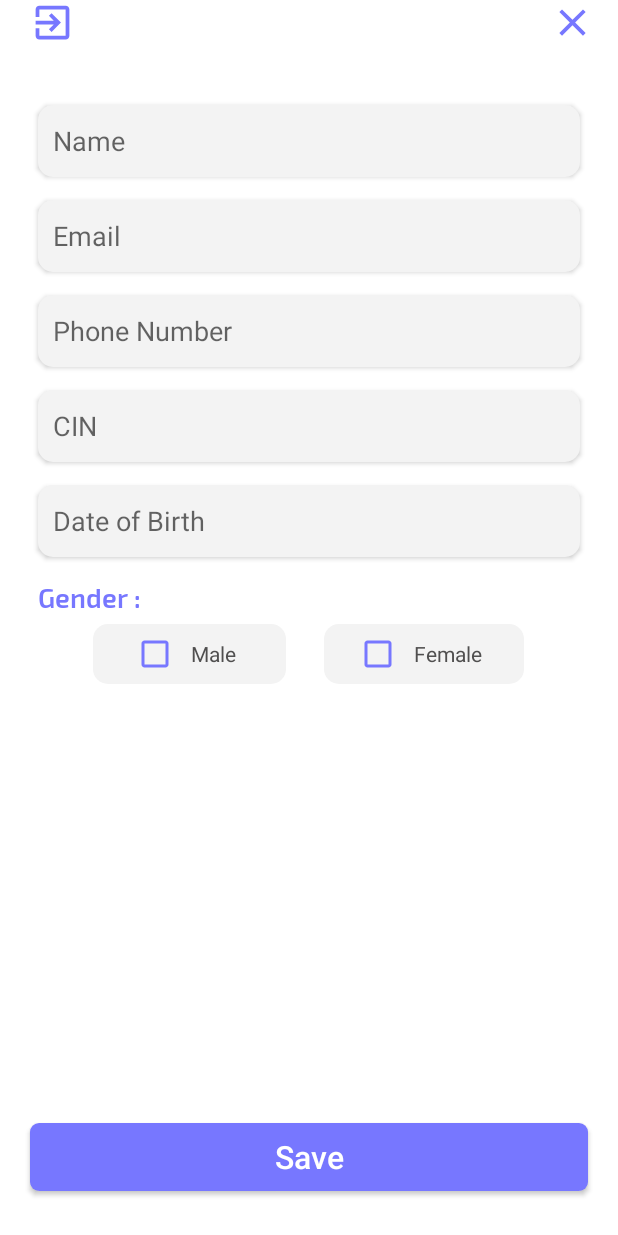
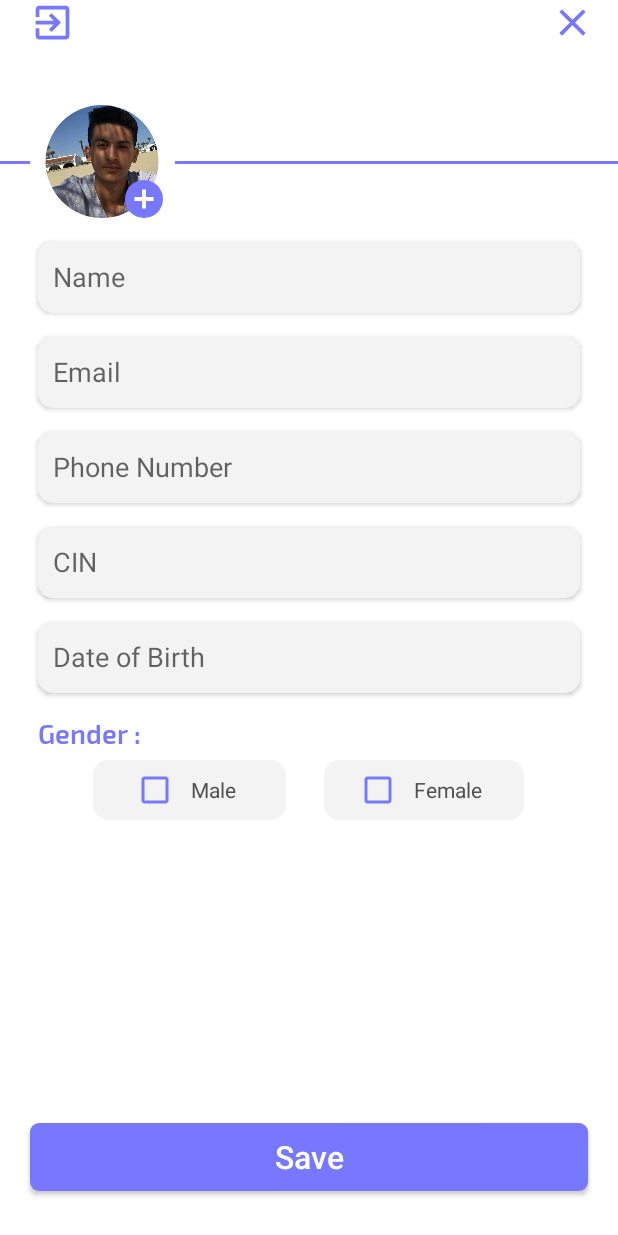
Before and after one commit to AimeneNouri/covid19-app, an Android app: the screen it shows after launch once a user with an empty profile is signed in (UserInfo), after a tap on an icon or button, on a phone screen of 412 x 824 dp. Run offline under Robolectric (Android 15) with nearby library versions, the phone set to English and light mode, and no system bars; our stand-ins replace CircleImageView, Firebase (no records; nobody signed in at launch, a user with empty details on screens opened directly), Picasso; libraries missing offline, so code that uses them is left out: com.theartofdev.edmodo.

Commit message:
update user settings page

```diff
--- a/app/build.gradle
+++ b/app/build.gradle
@@ -53,4 +53,7 @@ dependencies {
 
     //Picasso
     implementation 'com.squareup.picasso:picasso:2.71828'
+
+    //api CropImage
+    implementation 'com.theartofdev.edmodo:android-image-cropper:2.8.0'
 }
--- a/app/src/main/java/me/app/covid19/acitivities/UserInfo.java
+++ b/app/src/main/java/me/app/covid19/acitivities/UserInfo.java
@@ -1,17 +1,20 @@
 package me.app.covid19.acitivities;
 
 import androidx.annotation.NonNull;
+import androidx.annotation.Nullable;
 import androidx.annotation.RequiresApi;
 import androidx.appcompat.app.AppCompatActivity;
 
 import android.app.AlertDialog;
 import android.app.DatePickerDialog;
+import android.app.ProgressDialog;
 import android.content.Context;
 import android.content.DialogInterface;
 import android.content.Intent;
 import android.content.SharedPreferences;
 import android.content.res.Configuration;
 import android.content.res.Resources;
+import android.net.Uri;
 import android.os.Build;
 import android.os.Bundle;
 import android.preference.PreferenceManager;
@@ -30,6 +33,8 @@ import android.widget.RelativeLayout;
 import android.widget.Toast;
 
 import com.google.android.gms.tasks.OnCompleteListener;
+import com.google.android.gms.tasks.OnFailureListener;
+import com.google.android.gms.tasks.OnSuccessListener;
 import com.google.android.gms.tasks.Task;
 import com.google.firebase.auth.FirebaseAuth;
 import com.google.firebase.auth.FirebaseUser;
@@ -38,13 +43,25 @@ import com.google.firebase.database.DatabaseError;
 import com.google.firebase.database.DatabaseReference;
 import com.google.firebase.database.FirebaseDatabase;
 import com.google.firebase.database.ValueEventListener;
+import com.google.firebase.firestore.auth.User;
+import com.google.firebase.storage.FirebaseStorage;
+import com.google.firebase.storage.StorageReference;
+import com.google.firebase.storage.StorageTask;
+import com.squareup.picasso.Picasso;
+import com.theartofdev.edmodo.cropper.CropImage;
+import com.theartofdev.edmodo.cropper.CropImageView;
 
+import java.io.File;
+import java.io.FileInputStream;
+import java.io.FileNotFoundException;
+import java.io.InputStream;
 import java.text.SimpleDateFormat;
 import java.util.Calendar;
 import java.util.HashMap;
 import java.util.Locale;
 import java.util.Objects;
 
+import de.hdodenhof.circleimageview.CircleImageView;
 import me.app.covid19.R;
 
 public class UserInfo extends AppCompatActivity {
@@ -54,6 +71,7 @@ public class UserInfo extends AppCompatActivity {
     ImageView backButton, logout;
     Button Save;
     CheckBox men, women;
+    CircleImageView userImage;
 
     private String currentUserId;
     private FirebaseAuth mAuth;
@@ -61,6 +79,8 @@ public class UserInfo extends AppCompatActivity {
     private FirebaseUser user;
 
     private RelativeLayout relativeLayout;
+    private ProgressDialog loadingBar;
+    private StorageTask uploadTask;
 
     @Override
     protected void onCreate(Bundle savedInstanceState) {
@@ -148,6 +168,15 @@ public class UserInfo extends AppCompatActivity {
         });
 
         RetrieveUserInfo();
+        userImage.setOnClickListener(new View.OnClickListener() {
+            @Override
+            public void onClick(View v) {
+                CropImage.activity()
+                        .setGuidelines(CropImageView.Guidelines.ON)
+                        .setAspectRatio(1, 1)
+                        .start(UserInfo.this);
+            }
+        });
     }
 
     private void setAppLocate(String localeCode){
@@ -179,6 +208,8 @@ public class UserInfo extends AppCompatActivity {
         userPhone = findViewById(R.id.UserPhoneNumber);
         men = findViewById(R.id.checkboxMen);
         women = findViewById(R.id.checkboxWomen);
+        userImage = findViewById(R.id.userPicture);
+        loadingBar = new ProgressDialog(this);
     }
 
     /*public void onRadioButtonClicked(View view) {
@@ -356,4 +387,74 @@ public class UserInfo extends AppCompatActivity {
                     }
                 });
     }
+
+    @Override
+    protected void onActivityResult(int requestCode, int resultCode, @Nullable Intent data) {
+        super.onActivityResult(requestCode, resultCode, data);
+
+        if (requestCode == CropImage.CROP_IMAGE_ACTIVITY_REQUEST_CODE){
+            CropImage.ActivityResult result = CropImage.getActivityResult(data);
+            if (resultCode == RESULT_OK){
+                loadingBar.setTitle("Updating User Profile");
+                loadingBar.setMessage("Please wait, while your picture is updating... ");
+                loadingBar.setCanceledOnTouchOutside(false);
+                loadingBar.show();
+
+                Uri resultUri = result.getUri();
+
+                FirebaseStorage storage = FirebaseStorage.getInstance();
+                StorageReference storageRef = storage.getReference();
+
+                final StorageReference UserImageRef = storageRef.child("Covid19" + "/PROFILES/" + "/PICTURES/" + resultUri.toString().split("/")[resultUri.toString().split("/").length - 1]);
+
+                InputStream stream = null;
+                try {
+                    stream = new FileInputStream(new File(resultUri.getPath()));
+                } catch (FileNotFoundException e) {
+                    e.printStackTrace();
+                }
+
+                uploadTask = UserImageRef.putStream(stream);
+
+                uploadTask.addOnFailureListener(new OnFailureListener() {
+                    @Override
+                    public void onFailure(@NonNull Exception e) {
+                        Toast.makeText(UserInfo.this, "Failed", Toast.LENGTH_SHORT).show();
+                        String message = e.toString();
+                        Toast.makeText(UserInfo.this, "ERROR: " + message, Toast.LENGTH_SHORT).show();
+                        loadingBar.dismiss();
+                    }
+                }).addOnSuccessListener(new OnSuccessListener() {
+                    @Override
+                    public void onSuccess(Object o) {
+                        Toast.makeText(UserInfo.this, "Uploaded", Toast.LENGTH_SHORT).show();
+
+                        UserImageRef.getDownloadUrl().addOnSuccessListener(new OnSuccessListener<Uri>() {
+                            @Override
+                            public void onSuccess(Uri uri) {
+                                final String link = uri.toString();
+                                Picasso.get().load(link).into(userImage);
+
+                                RootRef.child("Users").child(currentUserId).child("UserPicture")
+                                        .setValue(link).addOnCompleteListener(new OnCompleteListener<Void>() {
+                                    @Override
+                                    public void onComplete(@NonNull Task<Void> task) {
+                                        if (task.isSuccessful())
+                                        {
+                                            loadingBar.dismiss();
+                                            Toast.makeText(UserInfo.this, "Photo updated Successfully", Toast.LENGTH_SHORT).show();
+                                        }
+                                        else {
+                                            loadingBar.dismiss();
+                                            Toast.makeText(UserInfo.this, "Error Uploading", Toast.LENGTH_SHORT).show();
+                                        }
+                                    }
+                                });
+                            }
+                        });
+                    }
+                });
+            }
+        }
+    }
 }
--- a/app/src/main/java/me/app/covid19/fragments/home.java
+++ b/app/src/main/java/me/app/covid19/fragments/home.java
@@ -10,6 +10,7 @@ import android.view.View;
 import android.view.ViewGroup;
 import android.widget.ImageView;
 
+import de.hdodenhof.circleimageview.CircleImageView;
 import me.app.covid19.R;
 import me.app.covid19.acitivities.UserInfo;
 
@@ -18,7 +19,8 @@ import me.app.covid19.acitivities.UserInfo;
  */
 public class home extends Fragment {
 
-    private ImageView settingsButton, searchButton;
+    private ImageView searchButton;
+    private CircleImageView settingsButton;
     private View HomeView;
 
     public home() {/* Required empty public constructor*/}
--- a/app/src/main/res/layout/activity_user_info.xml
+++ b/app/src/main/res/layout/activity_user_info.xml
@@ -9,7 +9,6 @@
     android:background="@color/white"
     android:id="@+id/layoutSettings"
     android:descendantFocusability="beforeDescendants">
-
 
     <ImageView
         android:id="@+id/backButton"
@@ -29,15 +28,62 @@
         android:layout_marginStart="20dp"
         />
 
+    <ScrollView
+        android:layout_width="wrap_content"
+        android:layout_height="wrap_content"
+        android:scrollbars="none"
+        android:layout_below="@+id/backButton"
+        android:layout_marginTop="40dp">
+
+        <RelativeLayout
+            android:layout_width="wrap_content"
+            android:layout_height="wrap_content"
+            android:layout_marginBottom="10dp">
+
+            <de.hdodenhof.circleimageview.CircleImageView
+                android:id="@+id/userPicture"
+                android:layout_width="80dp"
+                android:layout_height="75dp"
+                android:src="@drawable/me"
+                android:layout_toEndOf="@+id/view"
+                android:layout_marginStart="8dp"
+                android:elevation="2dp"
+                />
+
+            <de.hdodenhof.circleimageview.CircleImageView
+                android:id="@+id/updatePicture"
+                android:layout_width="25dp"
+                android:layout_height="25dp"
+                android:layout_alignParentTop="true"
+                android:layout_marginStart="63dp"
+                android:layout_marginTop="50dp"
+                android:layout_toEndOf="@+id/view"
+                android:src="@drawable/add2"
+                android:elevation="12dp"/>
+
+            <View
+                android:id="@+id/view"
+                android:layout_width="20dp"
+                android:layout_height="2dp"
+                android:layout_marginTop="37dp"
+                android:layout_alignParentStart="true"
+                android:background="#7777FF"/>
+            <View
+                android:layout_width="295dp"
+                android:layout_height="2dp"
+                android:layout_marginTop="37dp"
+                android:layout_alignParentEnd="true"
+                android:background="#7777FF"/>
+
             <EditText
+                android:layout_marginTop="15dp"
                 android:id="@+id/UserName"
                 android:layout_width="match_parent"
                 android:layout_height="48dp"
-        android:layout_marginTop="70dp"
-        android:layout_alignParentTop="true"
                 android:hint="@string/name"
                 android:background="@drawable/edittext"
                 android:padding="10dp"
+                android:layout_below="@+id/userPicture"
                 android:layout_marginStart="25dp"
                 android:layout_marginEnd="25dp"
                 android:singleLine="true"
@@ -252,6 +298,12 @@
 
             </RelativeLayout>-->
 
+
+
+        </RelativeLayout>
+
+    </ScrollView>
+
     <Button
         android:id="@+id/save_button"
         android:layout_width="match_parent"
@@ -268,5 +320,4 @@
         android:layout_centerHorizontal="true"
         android:layout_alignParentBottom="true"
         android:elevation="2dp" />
-
 </RelativeLayout>
--- a/app/src/main/res/layout/homefragment.xml
+++ b/app/src/main/res/layout/homefragment.xml
@@ -55,7 +55,7 @@
             android:layout_alignParentEnd="true"
             android:layout_margin="15dp"/>
 
-        <ImageView
+        <de.hdodenhof.circleimageview.CircleImageView
             android:id="@+id/settingsButton"
             android:layout_width="25dp"
             android:layout_height="25dp"
```
Also changed, not shown: app/src/main/res/layout/fragment_info.xml (+57 -22 lines), app/src/main/res/drawable/add.png (added), app/src/main/res/drawable/add2.png (added), app/src/main/res/drawable/cough.png, app/src/main/res/drawable/fever.png, app/src/main/res/drawable/me.jpg (added), app/src/main/res/drawable/nausea.png (added), app/src/main/res/drawable/sore_troath.png. Lines whose indentation alone changed are shown as unchanged.
